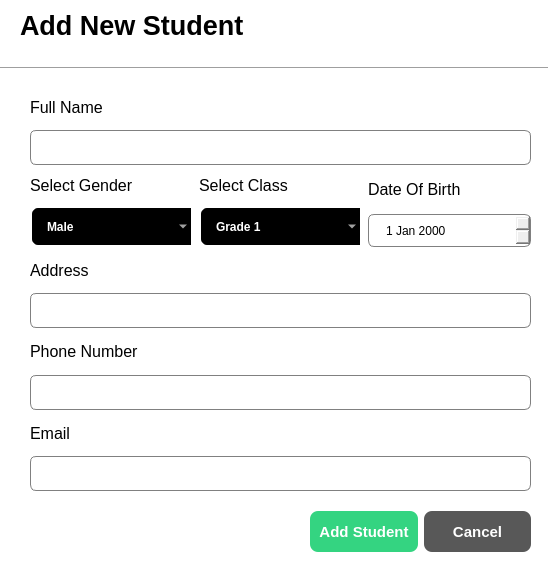
Before: the Qt Designer form studentDialog.ui in orange-hat-X/School, drawn with Qt 5.
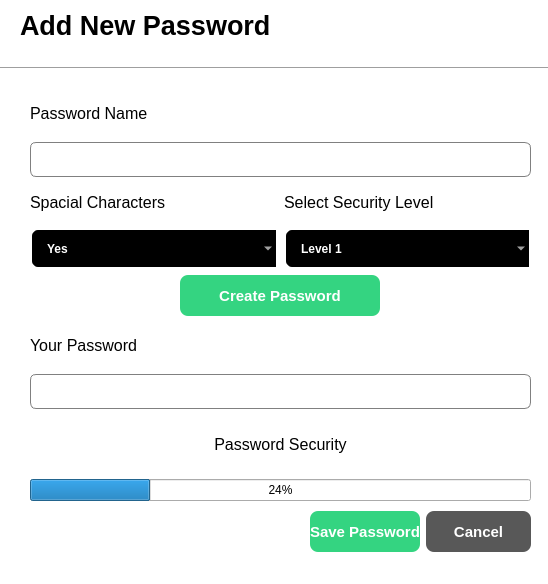
After: the same form once the commit is applied.

Patch:
```diff
--- a/studentDialog.ui
+++ b/studentDialog.ui
@@ -71,7 +71,7 @@
     <rect>
      <x>20</x>
      <y>10</y>
-     <width>241</width>
+     <width>271</width>
      <height>31</height>
     </rect>
    </property>
@@ -83,7 +83,7 @@
     </font>
    </property>
    <property name="text">
-    <string>Add New Student</string>
+    <string>Add New Password</string>
    </property>
   </widget>
   <widget class="QWidget" name="layoutWidget">
@@ -92,7 +92,7 @@
      <x>30</x>
      <y>90</y>
      <width>501</width>
-     <height>401</height>
+     <height>411</height>
     </rect>
    </property>
    <layout class="QVBoxLayout" name="verticalLayout_8">
@@ -106,7 +106,7 @@
          </font>
         </property>
         <property name="text">
-         <string>Full Name</string>
+         <string>Password Name</string>
         </property>
        </widget>
       </item>
@@ -134,7 +134,7 @@
            </font>
           </property>
           <property name="text">
-           <string>Select Gender</string>
+           <string>Spacial Characters</string>
           </property>
          </widget>
         </item>
@@ -142,7 +142,7 @@
          <widget class="QComboBox" name="gender_comboBox">
           <item>
            <property name="text">
-            <string>Male</string>
+            <string>Yes</string>
            </property>
           </item>
           <item>
@@ -164,7 +164,7 @@
            </font>
           </property>
           <property name="text">
-           <string>Select Class</string>
+           <string>Select Security Level</string>
           </property>
          </widget>
         </item>
@@ -172,7 +172,7 @@
          <widget class="QComboBox" name="class_comboBox">
           <item>
            <property name="text">
-            <string>Grade 1</string>
+            <string>Level 1</string>
            </property>
           </item>
           <item>
@@ -234,49 +234,40 @@
         </item>
        </layout>
       </item>
-      <item>
-       <layout class="QVBoxLayout" name="verticalLayout_7">
-        <item>
-         <widget class="QLabel" name="label_8">
-          <property name="font">
-           <font>
-            <pointsize>12</pointsize>
-           </font>
-          </property>
-          <property name="text">
-           <string>Date Of Birth</string>
-          </property>
-         </widget>
-        </item>
-        <item>
-         <widget class="QDateEdit" name="dob_dateEdit"/>
-        </item>
-       </layout>
-      </item>
      </layout>
     </item>
     <item>
-     <layout class="QVBoxLayout" name="verticalLayout_2">
+     <layout class="QHBoxLayout" name="horizontalLayout_3">
       <item>
-       <widget class="QLabel" name="label_3">
-        <property name="font">
-         <font>
-          <pointsize>12</pointsize>
-         </font>
+       <widget class="QPushButton" name="saveStudent_btn_2">
+        <property name="minimumSize">
+         <size>
+          <width>0</width>
+          <height>41</height>
+         </size>
         </property>
-        <property name="text">
-         <string>Address</string>
-        </property>
-       </widget>
-      </item>
-      <item>
-       <widget class="QLineEdit" name="address_lineEdit">
         <property name="maximumSize">
          <size>
-          <width>16777215</width>
-          <height>35</height>
+          <width>200</width>
+          <height>16777215</height>
          </size>
         </property>
+        <property name="layoutDirection">
+         <enum>Qt::LeftToRight</enum>
+        </property>
+        <property name="styleSheet">
+         <string notr="true">QPushButton{
+	background-color: #34D481;
+	color:white;
+	border:none;
+	border-radius:8px;
+	font-weight:bold;
+	font-size:15px;
+}</string>
+        </property>
+        <property name="text">
+         <string>Create Password</string>
+        </property>
        </widget>
       </item>
      </layout>
@@ -291,7 +282,7 @@
          </font>
         </property>
         <property name="text">
-         <string>Phone Number</string>
+         <string>Your Password</string>
         </property>
        </widget>
       </item>
@@ -317,17 +308,17 @@
          </font>
         </property>
         <property name="text">
-         <string>Email</string>
+         <string>Password Security</string>
+        </property>
+        <property name="alignment">
+         <set>Qt::AlignCenter</set>
         </property>
        </widget>
       </item>
       <item>
-       <widget class="QLineEdit" name="email_lineEdit">
-        <property name="maximumSize">
-         <size>
-          <width>16777215</width>
-          <height>35</height>
-         </size>
+       <widget class="QProgressBar" name="progressBar">
+        <property name="value">
+         <number>24</number>
         </property>
        </widget>
       </item>
@@ -364,7 +355,7 @@
 }</string>
       </property>
       <property name="text">
-       <string>Add Student</string>
+       <string>Save Password</string>
       </property>
      </widget>
     </item>
```
Left out of the diff: 51 changed lines with no effect on the pictures.
